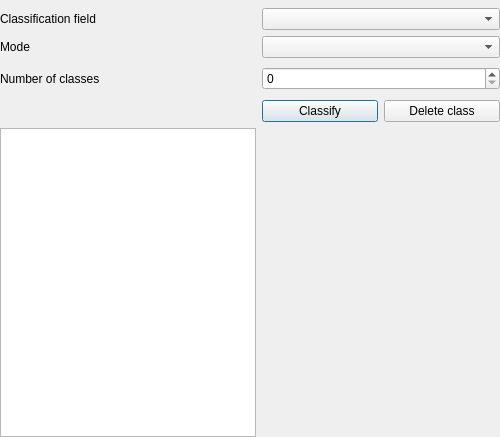
Old version of the form src/ui/qgsgraduatedsymboldialogbase.ui in the repository qgis/QGIS.
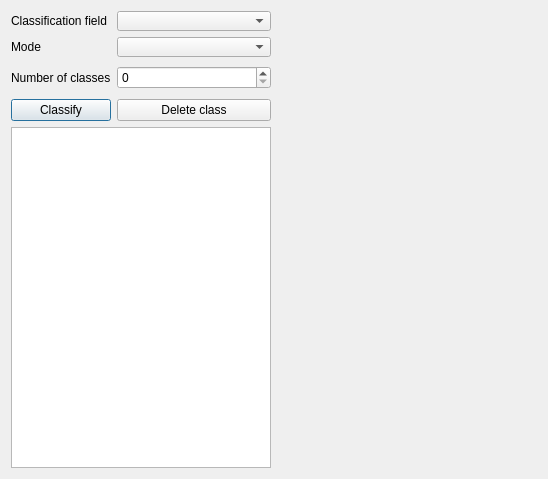
New version of the form. The open tabs and pages were chosen to show the change.

Diff of the .ui file:
```diff
--- a/src/ui/qgsgraduatedsymboldialogbase.ui
+++ b/src/ui/qgsgraduatedsymboldialogbase.ui
@@ -1,73 +1,65 @@
 <ui version="4.0" >
  <class>QgsGraduatedSymbolDialogBase</class>
- <widget class="QDialog" name="QgsGraduatedSymbolDialogBase" >
-  <property name="geometry" >
+ <widget class="QDialog" name="QgsGraduatedSymbolDialogBase">
+  <property name="geometry">
    <rect>
     <x>0</x>
     <y>0</y>
-    <width>500</width>
-    <height>437</height>
+    <width>548</width>
+    <height>479</height>
    </rect>
   </property>
-  <property name="minimumSize" >
+  <property name="minimumSize">
    <size>
     <width>300</width>
     <height>100</height>
    </size>
   </property>
-  <property name="maximumSize" >
+  <property name="maximumSize">
    <size>
     <width>32767</width>
     <height>32767</height>
    </size>
   </property>
-  <property name="windowTitle" >
+  <property name="windowTitle">
    <string>graduated Symbol</string>
   </property>
-  <layout class="QGridLayout" >
-   <property name="leftMargin" >
-    <number>0</number>
-   </property>
-   <property name="topMargin" >
-    <number>8</number>
-   </property>
-   <property name="rightMargin" >
-    <number>0</number>
-   </property>
-   <property name="bottomMargin" >
-    <number>0</number>
-   </property>
-   <item row="0" column="0" >
-    <widget class="QLabel" name="classvarlabel" >
-     <property name="sizePolicy" >
-      <sizepolicy vsizetype="Preferred" hsizetype="Minimum" >
+  <layout class="QGridLayout" name="gridLayout_2">
+   <item row="0" column="0">
+    <layout class="QHBoxLayout" name="horizontalLayout">
+     <item>
+      <layout class="QGridLayout" name="gridLayout">
+       <item row="0" column="0">
+        <widget class="QLabel" name="classvarlabel">
+         <property name="sizePolicy">
+          <sizepolicy hsizetype="Minimum" vsizetype="Preferred">
        <horstretch>0</horstretch>
        <verstretch>0</verstretch>
       </sizepolicy>
      </property>
-     <property name="minimumSize" >
+         <property name="minimumSize">
       <size>
        <width>0</width>
        <height>20</height>
       </size>
      </property>
-     <property name="text" >
+         <property name="text">
       <string>Classification field</string>
      </property>
-     <property name="alignment" >
+         <property name="alignment">
       <set>Qt::AlignLeading|Qt::AlignLeft|Qt::AlignVCenter</set>
      </property>
     </widget>
    </item>
-   <item row="0" column="1" >
-    <widget class="QComboBox" name="classificationComboBox" >
-     <property name="sizePolicy" >
-      <sizepolicy vsizetype="Fixed" hsizetype="Expanding" >
+       <item row="0" column="1">
+        <widget class="QComboBox" name="classificationComboBox">
+         <property name="sizePolicy">
+          <sizepolicy hsizetype="Expanding" vsizetype="Fixed">
        <horstretch>0</horstretch>
        <verstretch>0</verstretch>
       </sizepolicy>
      </property>
-     <property name="minimumSize" >
+         <property name="minimumSize">
       <size>
        <width>0</width>
        <height>20</height>
@@ -75,37 +67,37 @@
      </property>
     </widget>
    </item>
-   <item row="1" column="0" >
-    <widget class="QLabel" name="modelabel" >
-     <property name="sizePolicy" >
-      <sizepolicy vsizetype="Preferred" hsizetype="Minimum" >
+       <item row="1" column="0">
+        <widget class="QLabel" name="modelabel">
+         <property name="sizePolicy">
+          <sizepolicy hsizetype="Minimum" vsizetype="Preferred">
        <horstretch>0</horstretch>
        <verstretch>0</verstretch>
       </sizepolicy>
      </property>
-     <property name="minimumSize" >
+         <property name="minimumSize">
       <size>
        <width>0</width>
        <height>20</height>
       </size>
      </property>
-     <property name="text" >
+         <property name="text">
       <string>Mode</string>
      </property>
-     <property name="alignment" >
+         <property name="alignment">
       <set>Qt::AlignLeading|Qt::AlignLeft|Qt::AlignVCenter</set>
      </property>
     </widget>
    </item>
-   <item row="1" column="1" >
-    <widget class="QComboBox" name="modeComboBox" >
-     <property name="sizePolicy" >
-      <sizepolicy vsizetype="Fixed" hsizetype="Expanding" >
+       <item row="1" column="1">
+        <widget class="QComboBox" name="modeComboBox">
+         <property name="sizePolicy">
+          <sizepolicy hsizetype="Expanding" vsizetype="Fixed">
        <horstretch>0</horstretch>
        <verstretch>0</verstretch>
       </sizepolicy>
      </property>
-     <property name="minimumSize" >
+         <property name="minimumSize">
       <size>
        <width>0</width>
        <height>20</height>
@@ -113,37 +105,37 @@
      </property>
     </widget>
    </item>
-   <item row="2" column="0" >
-    <widget class="QLabel" name="numberofclasseslabel" >
-     <property name="sizePolicy" >
-      <sizepolicy vsizetype="Preferred" hsizetype="Minimum" >
+       <item row="2" column="0">
+        <widget class="QLabel" name="numberofclasseslabel">
+         <property name="sizePolicy">
+          <sizepolicy hsizetype="Minimum" vsizetype="Preferred">
        <horstretch>0</horstretch>
        <verstretch>0</verstretch>
       </sizepolicy>
      </property>
-     <property name="minimumSize" >
+         <property name="minimumSize">
       <size>
        <width>0</width>
        <height>30</height>
       </size>
      </property>
-     <property name="text" >
+         <property name="text">
       <string>Number of classes</string>
      </property>
-     <property name="alignment" >
+         <property name="alignment">
       <set>Qt::AlignLeading|Qt::AlignLeft|Qt::AlignVCenter</set>
      </property>
     </widget>
    </item>
-   <item row="2" column="1" >
-    <widget class="QSpinBox" name="numberofclassesspinbox" >
-     <property name="sizePolicy" >
-      <sizepolicy vsizetype="Fixed" hsizetype="Expanding" >
+       <item row="2" column="1">
+        <widget class="QSpinBox" name="numberofclassesspinbox">
+         <property name="sizePolicy">
+          <sizepolicy hsizetype="Expanding" vsizetype="Fixed">
        <horstretch>0</horstretch>
        <verstretch>0</verstretch>
       </sizepolicy>
      </property>
-     <property name="minimumSize" >
+         <property name="minimumSize">
       <size>
        <width>0</width>
        <height>20</height>
@@ -151,74 +143,75 @@
      </property>
     </widget>
    </item>
-   <item row="3" column="0" >
-    <spacer>
-     <property name="orientation" >
-      <enum>Qt::Horizontal</enum>
-     </property>
-     <property name="sizeType" >
-      <enum>QSizePolicy::Minimum</enum>
-     </property>
-     <property name="sizeHint" >
-      <size>
-       <width>40</width>
-       <height>20</height>
-      </size>
-     </property>
-    </spacer>
-   </item>
-   <item row="3" column="1" >
-    <layout class="QHBoxLayout" >
-     <item>
-      <widget class="QPushButton" name="mClassifyButton" >
-       <property name="sizePolicy" >
-        <sizepolicy vsizetype="Fixed" hsizetype="Minimum" >
+       <item row="3" column="0">
+        <widget class="QPushButton" name="mClassifyButton">
+         <property name="sizePolicy">
+          <sizepolicy hsizetype="Minimum" vsizetype="Fixed">
          <horstretch>0</horstretch>
          <verstretch>0</verstretch>
         </sizepolicy>
        </property>
-       <property name="text" >
+         <property name="text">
         <string>Classify</string>
        </property>
       </widget>
      </item>
-     <item>
-      <widget class="QPushButton" name="mDeleteClassButton" >
-       <property name="text" >
+       <item row="3" column="1">
+        <widget class="QPushButton" name="mDeleteClassButton">
+         <property name="text">
         <string>Delete class</string>
        </property>
       </widget>
      </item>
     </layout>
    </item>
-   <item row="4" column="0" >
-    <widget class="QListWidget" name="mClassListWidget" >
-     <property name="sizePolicy" >
-      <sizepolicy vsizetype="Expanding" hsizetype="Minimum" >
+    </layout>
+   </item>
+   <item row="0" column="1" rowspan="2">
+    <layout class="QVBoxLayout" name="verticalLayout">
+     <item>
+      <spacer name="verticalSpacer">
+       <property name="orientation">
+        <enum>Qt::Vertical</enum>
+       </property>
+       <property name="sizeHint" stdset="0">
+        <size>
+         <width>20</width>
+         <height>40</height>
+        </size>
+       </property>
+      </spacer>
+     </item>
+     <item>
+      <widget class="QStackedWidget" name="mSymbolWidgetStack">
+       <property name="sizePolicy">
+        <sizepolicy hsizetype="Expanding" vsizetype="Preferred">
        <horstretch>0</horstretch>
        <verstretch>0</verstretch>
       </sizepolicy>
      </property>
-    </widget>
-   </item>
-   <item row="4" column="1" >
-    <widget class="QStackedWidget" name="mSymbolWidgetStack" >
-     <property name="sizePolicy" >
-      <sizepolicy vsizetype="Preferred" hsizetype="Expanding" >
+       <property name="currentIndex">
+        <number>0</number>
+       </property>
+       <widget class="QWidget" name="page"/>
+       <widget class="QWidget" name="page_2"/>
+      </widget>
+     </item>
+    </layout>
+   </item>
+   <item row="1" column="0">
+    <widget class="QListWidget" name="mClassListWidget">
+     <property name="sizePolicy">
+      <sizepolicy hsizetype="Minimum" vsizetype="Expanding">
        <horstretch>0</horstretch>
        <verstretch>0</verstretch>
       </sizepolicy>
      </property>
-     <property name="currentIndex" >
-      <number>1</number>
-     </property>
-     <widget class="QWidget" name="page" />
-     <widget class="QWidget" name="page_2" />
     </widget>
    </item>
   </layout>
  </widget>
- <layoutdefault spacing="6" margin="11" />
+ <layoutdefault spacing="6" margin="11"/>
  <tabstops>
   <tabstop>classificationComboBox</tabstop>
   <tabstop>modeComboBox</tabstop>
```
Left out of the diff: 4 changed lines with no effect on the pictures. Lines whose indentation alone changed are shown as unchanged.
